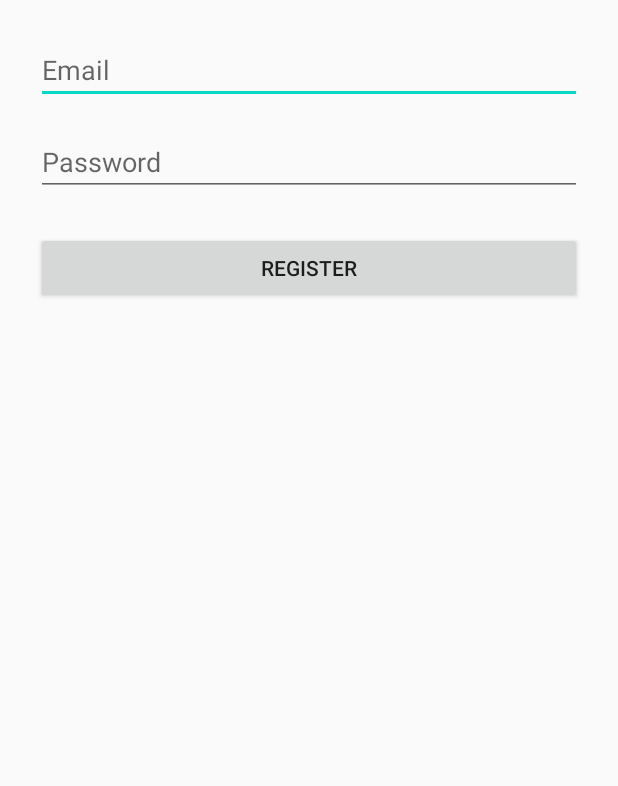
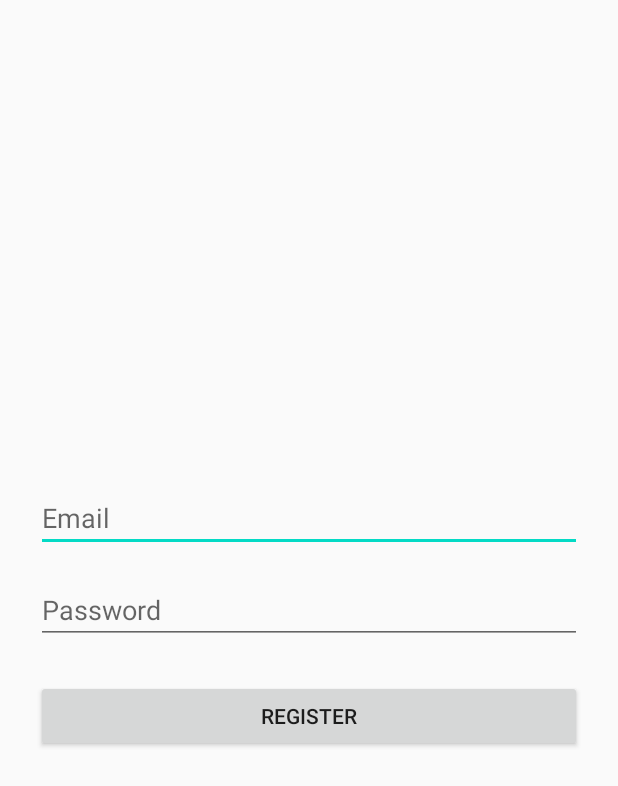
Before and after one commit to RahulMGatty/Task_Manager_App, an Android app: the RegisterActivity screen opened directly, with no data from a screen before it, on a phone screen of 412 x 824 dp. Shown: the top 786 px of the screen. Run offline under Robolectric (Android 15) with nearby library versions, the phone set to English and light mode, and no system bars; our stand-ins replace Firebase (no records; nobody signed in at launch, a user with empty details on screens opened directly).

Commit message:
layout changes

```diff
--- a/app/src/main/res/layout/activity_register.xml
+++ b/app/src/main/res/layout/activity_register.xml
@@ -4,7 +4,8 @@
     android:orientation="vertical"
     android:padding="24dp"
     android:layout_width="match_parent"
-    android:layout_height="match_parent">
+    android:layout_height="match_parent"
+    android:gravity="center|center_horizontal">
 
     <EditText
         android:id="@+id/editTextEmail"
```
Also changed, not shown: app/src/main/res/layout/activity_home.xml (+3 -4 lines).
